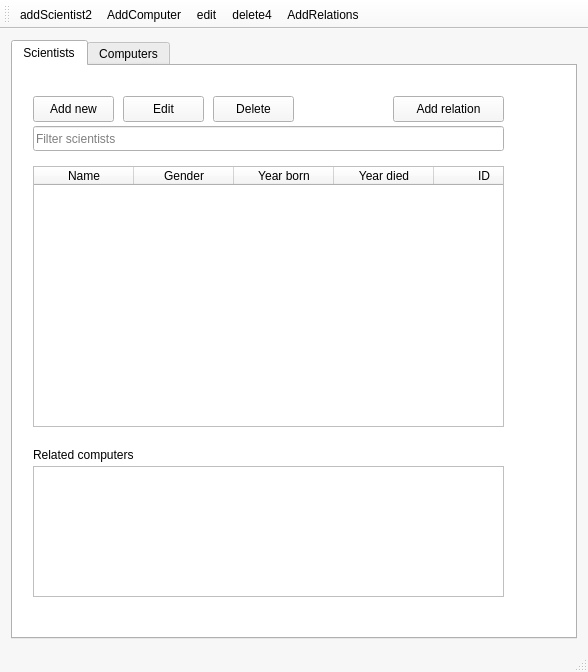
Qt form mainwindow.ui (Hopur-50/Verkefni3) before a commit.
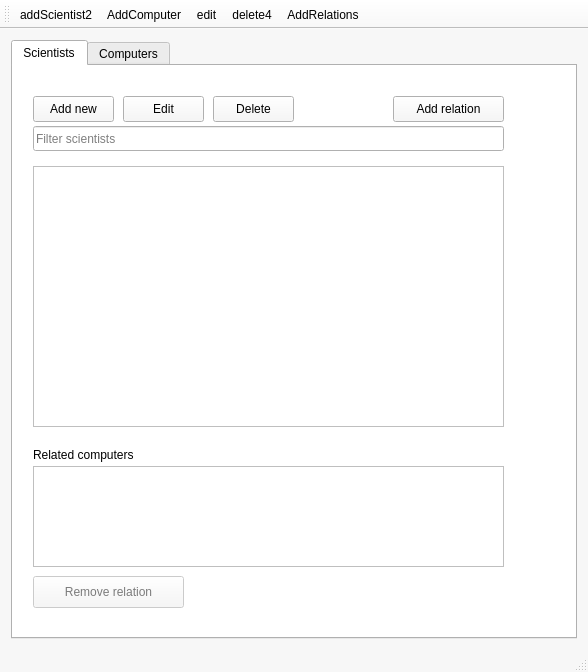
The same form after that commit. The open tabs and pages were chosen to show the change. Icons and pictures are not drawn.

Commit message: remove relation

```diff
--- a/mainwindow.ui
+++ b/mainwindow.ui
@@ -564,7 +564,7 @@
          <number>0</number>
         </property>
         <attribute name="horizontalHeaderVisible">
-         <bool>true</bool>
+         <bool>false</bool>
         </attribute>
         <attribute name="horizontalHeaderCascadingSectionResizes">
          <bool>false</bool>
@@ -644,7 +644,7 @@
           <x>20</x>
           <y>400</y>
           <width>471</width>
-          <height>131</height>
+          <height>101</height>
          </rect>
         </property>
         <property name="selectionMode">
@@ -682,6 +682,22 @@
          <string>Add relation</string>
         </property>
        </widget>
+       <widget class="QPushButton" name="removeRelationButtonSci">
+        <property name="enabled">
+         <bool>false</bool>
+        </property>
+        <property name="geometry">
+         <rect>
+          <x>20</x>
+          <y>510</y>
+          <width>151</width>
+          <height>32</height>
+         </rect>
+        </property>
+        <property name="text">
+         <string>Remove relation</string>
+        </property>
+       </widget>
       </widget>
       <widget class="QWidget" name="tab_2">
        <attribute name="title">
```
Left out of the diff: 36 changed lines with no effect on the pictures. The commit also changes 5 other files.
